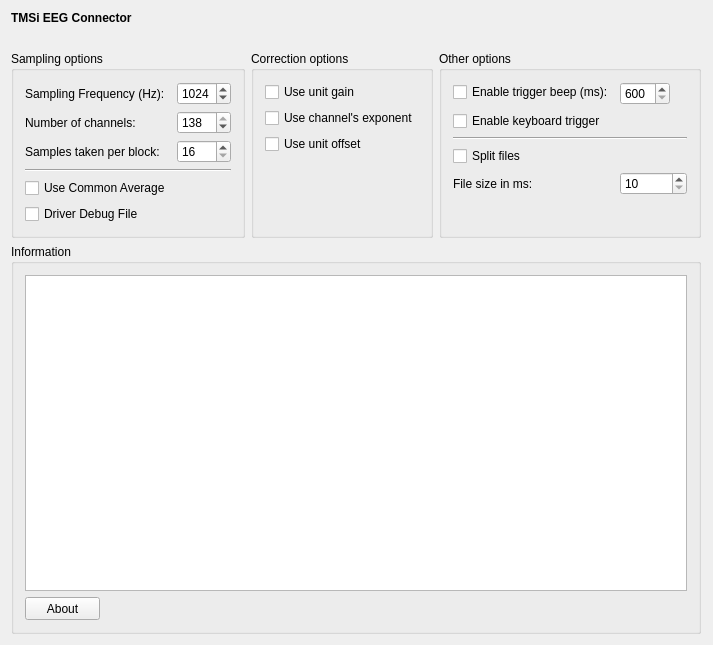
First picture: the form in applications/mne_scan/plugins/tmsi/FormFiles/tmsisetup.ui, repository mne-tools/mne-cpp, before the edit.
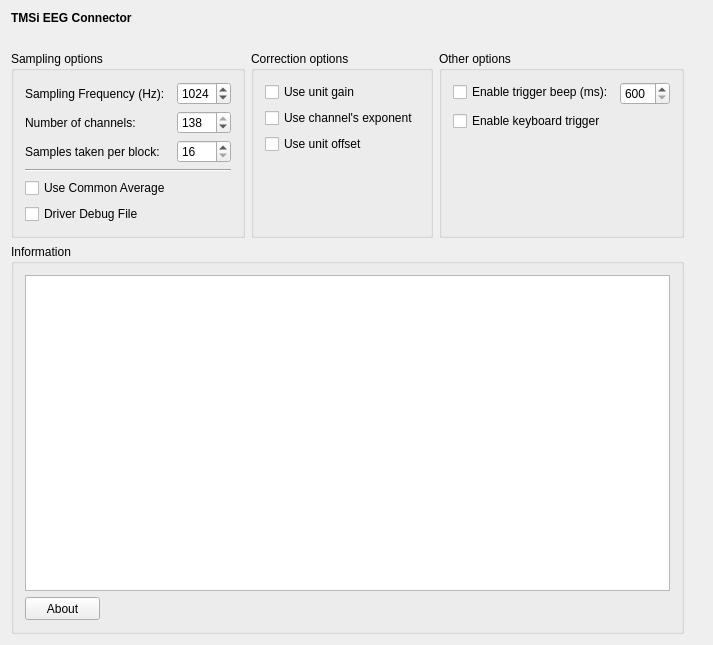
Second picture: the form after the edit.

```diff
--- a/applications/mne_scan/plugins/tmsi/FormFiles/tmsisetup.ui
+++ b/applications/mne_scan/plugins/tmsi/FormFiles/tmsisetup.ui
@@ -312,43 +312,6 @@
           </property>
          </widget>
         </item>
-        <item row="2" column="0" colspan="2">
-         <widget class="Line" name="line_3">
-          <property name="minimumSize">
-           <size>
-            <width>0</width>
-            <height>0</height>
-           </size>
-          </property>
-          <property name="orientation">
-           <enum>Qt::Horizontal</enum>
-          </property>
-         </widget>
-        </item>
-        <item row="3" column="0" colspan="2">
-         <widget class="QCheckBox" name="m_checkBox_splitFiles">
-          <property name="text">
-           <string>Split files</string>
-          </property>
-         </widget>
-        </item>
-        <item row="4" column="0">
-         <widget class="QLabel" name="m_label_splitFileSize">
-          <property name="text">
-           <string>File size in ms:</string>
-          </property>
-         </widget>
-        </item>
-        <item row="4" column="1">
-         <widget class="QSpinBox" name="m_spinBox_splitFileSize">
-          <property name="minimum">
-           <number>10</number>
-          </property>
-          <property name="maximum">
-           <number>50000000</number>
-          </property>
-         </widget>
-        </item>
        </layout>
       </widget>
      </item>
```
